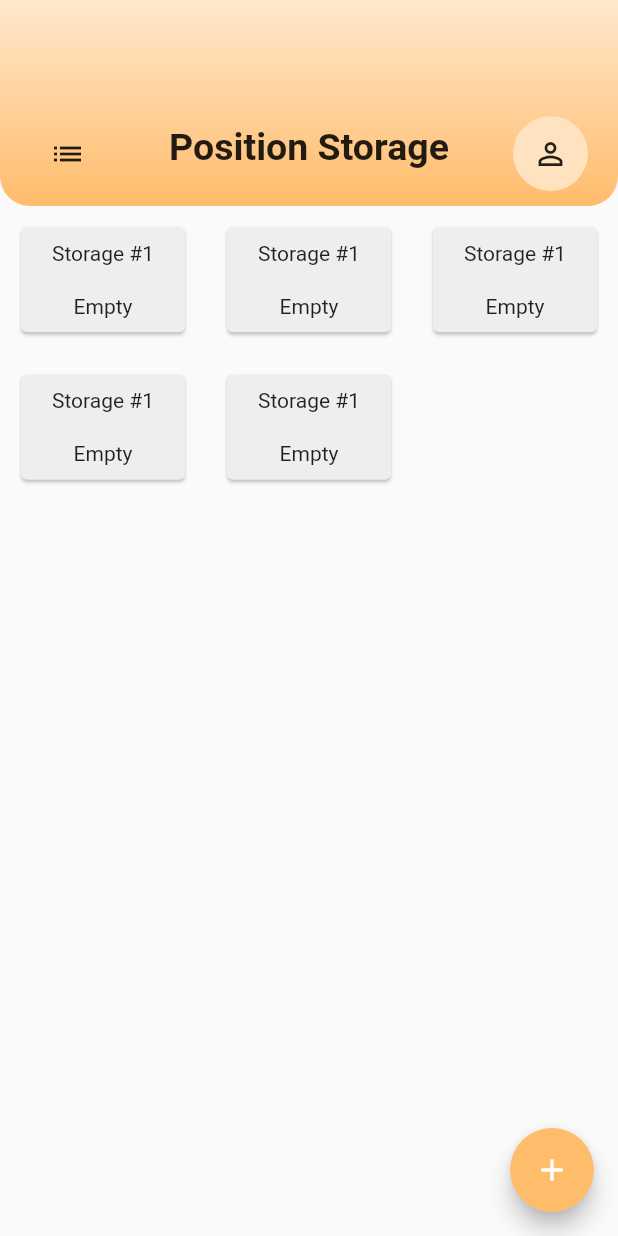
After one commit to cmkhaianphu10001/LVTN-Warehouse, a Flutter app: the PositionStorageScreen screen opened directly, on a phone screen of 412 x 824 dp. The commit adds this screen. Run offline on Flutter 3.47's test engine with Material 2 defaults, Android fonts, the light colour scheme and no system bars; our stand-ins replace dio, flutter_datetime_picker, flutter_spinkit, fluttertoast, image_gallery_saver, image_picker and 5 more; accounts and stored records are empty; project files that could hold a hidden picture were left out.

Commit message:
temp change

```diff
--- a/app/warehouse/lib/View/App_Manager/confirmUdealProduct/components/Body.dart
+++ b/app/warehouse/lib/View/App_Manager/confirmUdealProduct/components/Body.dart
@@ -48,7 +48,9 @@ class _BodyState extends State<Body> {
                 children: <Widget>[
                   Expanded(
                     flex: 1,
-                    child: Header(),
+                    child: Header(
+                      userDrawer: false,
+                    ),
                   ),
                   Expanded(
                     flex: 5,
--- /dev/null
+++ b/app/warehouse/lib/View/App_Manager/positionScreen/positionScreen.dart
@@ -0,0 +1,88 @@
+import 'dart:developer';
+
+import 'package:flutter/material.dart';
+import 'package:warehouse/View/App_Manager/Header.dart';
+import 'package:warehouse/View/App_Manager/mngHome/components/Drawer.dart';
+import 'package:warehouse/colors.dart';
+
+import 'viewStorage/viewStorage.dart';
+
+class PositionStorageScreen extends StatelessWidget {
+  const PositionStorageScreen({Key key}) : super(key: key);
+
+  @override
+  Widget build(BuildContext context) {
+    return Scaffold(
+      drawer: MyDrawer(),
+      floatingActionButton: FloatingActionButton(
+        onPressed: () {
+          addStorage();
+        },
+        backgroundColor: my_org,
+        child: Icon(Icons.add),
+      ),
+      body: Container(
+        child: Column(
+          children: <Widget>[
+            Expanded(
+              flex: 1,
+              child: Header(
+                title: 'Position Storage',
+              ),
+            ),
+            Expanded(
+              flex: 5,
+              child: Container(
+                padding: EdgeInsets.all(10),
+                // color: Colors.amber,
+                child: GridView.builder(
+                    gridDelegate:
+                        const SliverGridDelegateWithMaxCrossAxisExtent(
+                            maxCrossAxisExtent: 150,
+                            childAspectRatio: 3 / 2,
+                            crossAxisSpacing: 20,
+                            mainAxisSpacing: 20),
+                    itemCount: 5,
+                    itemBuilder: (BuildContext ctx, index) {
+                      return Card(
+                        color: Colors.grey[200],
+                        child: InkWell(
+                            onTap: () {
+                              veiwStorage(ctx, index.toString());
+                            },
+                            child: Container(
+                              child: Column(
+                                mainAxisAlignment:
+                                    MainAxisAlignment.spaceAround,
+                                children: <Widget>[
+                                  Text('Storage #1'),
+                                  Text('Empty'),
+                                ],
+                              ),
+                            )),
+                      );
+                    }),
+              ),
+            ),
+          ],
+        ),
+      ),
+    );
+  }
+}
+
+veiwStorage(ctx, a) {
+  log(a);
+  Navigator.push(
+      ctx,
+      MaterialPageRoute(
+          builder: (context) => ViewStorage(
+                index: a,
+              )));
+  return;
+}
+
+addStorage() {
+  log('add');
+  return;
+}
```
Also changed, not shown: app/warehouse/lib/Services/pStorageService.dart (added, +28 -0 lines), app/warehouse/lib/View/App_Manager/mngHome/components/Drawer.dart (+5 -2 lines), app/warehouse/lib/View/App_Manager/positionScreen/viewStorage/viewStorage.dart (added, +187 -0 lines), 5 other files.
